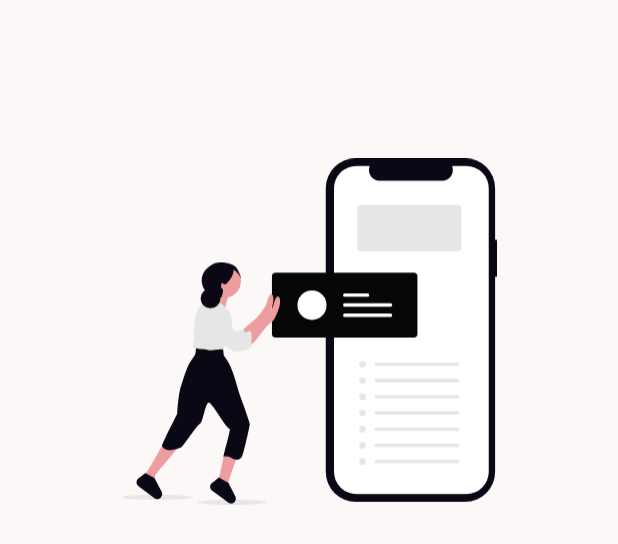
After one commit to rlramlakhan/QuickNote-App, an Android app: the layout item_onboarding.xml on its own in the app's theme, with its tools: preview values and no code run, on a phone screen of 412 x 824 dp. The commit adds this screen. Shown: the top 544 px of the screen. Run offline under Robolectric (Android 15) with nearby library versions, the light colour scheme and no system bars.

Commit message:
add onboarding screen

```diff
--- a/app/build.gradle.kts
+++ b/app/build.gradle.kts
@@ -48,4 +48,5 @@ dependencies {
     testImplementation(libs.junit)
     androidTestImplementation(libs.androidx.junit)
     androidTestImplementation(libs.androidx.espresso.core)
+    implementation(libs.androidx.viewpager2)
 }
--- a/app/src/main/AndroidManifest.xml
+++ b/app/src/main/AndroidManifest.xml
@@ -12,7 +12,10 @@
         android:supportsRtl="true"
         android:theme="@style/Theme.QuickNote">
         <activity
-            android:name=".view.activities.MainActivity"
+            android:name=".view.activities.AuthActivity"
+            android:exported="false" />
+        <activity
+            android:name=".view.activities.OnboardingActivity"
             android:exported="true">
             <intent-filter>
                 <action android:name="android.intent.action.MAIN" />
--- /dev/null
+++ b/app/src/main/res/drawable/ic_screen1.xml
@@ -0,0 +1,120 @@
+<vector xmlns:android="http://schemas.android.com/apk/res/android"
+    android:width="800.69dp"
+    android:height="739.72dp"
+    android:viewportWidth="800.69"
+    android:viewportHeight="739.72">
+  <path
+      android:pathData="M800.69,174.26h-4.03L796.66,63.88A63.88,63.88 0,0 0,732.77 0L498.93,0a63.88,63.88 0,0 0,-63.88 63.88v605.52a63.88,63.88 0,0 0,63.88 63.88L732.77,733.29a63.88,63.88 0,0 0,63.88 -63.88L796.66,252.82L800.69,252.82Z"
+      android:fillColor="#090814"/>
+  <path
+      android:pathData="M735.36,16.62L704.84,16.62a22.67,22.67 0,0 1,-20.99 31.23L549.88,47.85a22.67,22.67 0,0 1,-20.99 -31.23h-28.5a47.71,47.71 0,0 0,-47.71 47.71L452.68,668.97a47.71,47.71 0,0 0,47.71 47.71h234.97a47.71,47.71 0,0 0,47.71 -47.71L783.06,64.33a47.71,47.71 0,0 0,-47.7 -47.71Z"
+      android:fillColor="#fff"/>
+  <path
+      android:pathData="M510.07,99.65L716.39,99.65A8,8 0,0 1,724.39 107.65L724.39,190.58A8,8 0,0 1,716.39 198.58L510.07,198.58A8,8 0,0 1,502.07 190.58L502.07,107.65A8,8 0,0 1,510.07 99.65z"
+      android:fillColor="#e6e6e6"/>
+  <path
+      android:pathData="M506.55,440.05a7.11,7.11 0,1 0,14.22 0a7.11,7.11 0,1 0,-14.22 0z"
+      android:fillColor="#e6e6e6"/>
+  <path
+      android:pathData="M542.96,436.37a3.68,3.68 0,1 0,0 7.36L716.52,443.74a3.68,3.68 0,1 0,0.12 -7.36L542.96,436.37Z"
+      android:fillColor="#e6e6e6"/>
+  <path
+      android:pathData="M506.55,474.59a7.11,7.11 0,1 0,14.22 0a7.11,7.11 0,1 0,-14.22 0z"
+      android:fillColor="#e6e6e6"/>
+  <path
+      android:pathData="M542.96,470.91a3.68,3.68 0,1 0,0 7.36L716.52,478.27a3.68,3.68 0,1 0,0.12 -7.36L542.96,470.91Z"
+      android:fillColor="#e6e6e6"/>
+  <path
+      android:pathData="M506.55,509.12a7.11,7.11 0,1 0,14.22 0a7.11,7.11 0,1 0,-14.22 0z"
+      android:fillColor="#e6e6e6"/>
+  <path
+      android:pathData="M542.96,505.44a3.68,3.68 0,1 0,0 7.36L716.52,512.8a3.68,3.68 0,1 0,0.12 -7.36L542.96,505.44Z"
+      android:fillColor="#e6e6e6"/>
+  <path
+      android:pathData="M506.55,543.65a7.11,7.11 0,1 0,14.22 0a7.11,7.11 0,1 0,-14.22 0z"
+      android:fillColor="#e6e6e6"/>
+  <path
+      android:pathData="M542.96,539.97a3.68,3.68 0,1 0,0 7.36L716.52,547.33a3.68,3.68 0,0 0,0.12 -7.36L542.96,539.97Z"
+      android:fillColor="#e6e6e6"/>
+  <path
+      android:pathData="M506.55,578.19a7.11,7.11 0,1 0,14.22 0a7.11,7.11 0,1 0,-14.22 0z"
+      android:fillColor="#e6e6e6"/>
+  <path
+      android:pathData="M542.96,574.51a3.68,3.68 0,1 0,0 7.36L716.52,581.87a3.68,3.68 0,1 0,0.12 -7.36L542.96,574.51Z"
+      android:fillColor="#e6e6e6"/>
+  <path
+      android:pathData="M506.55,612.72a7.11,7.11 0,1 0,14.22 0a7.11,7.11 0,1 0,-14.22 0z"
+      android:fillColor="#e6e6e6"/>
+  <path
+      android:pathData="M542.96,609.04a3.68,3.68 0,1 0,0 7.36L716.52,616.4a3.68,3.68 0,1 0,0.12 -7.36L542.96,609.04Z"
+      android:fillColor="#e6e6e6"/>
+  <path
+      android:pathData="M506.55,647.25a7.11,7.11 0,1 0,14.22 0a7.11,7.11 0,1 0,-14.22 0z"
+      android:fillColor="#e6e6e6"/>
+  <path
+      android:pathData="M542.96,643.57a3.68,3.68 0,1 0,0 7.36L716.52,650.93a3.68,3.68 0,1 0,0.12 -7.36L542.96,643.57Z"
+      android:fillColor="#e6e6e6"/>
+  <path
+      android:pathData="M0,723.41a74.46,5.68 0,1 0,148.92 0a74.46,5.68 0,1 0,-148.92 0z"
+      android:fillColor="#e6e6e6"/>
+  <path
+      android:pathData="M160.63,734.04a74.46,5.68 0,1 0,148.92 0a74.46,5.68 0,1 0,-148.92 0z"
+      android:fillColor="#e6e6e6"/>
+  <path
+      android:pathData="M328.17,244.32L622.78,244.32A8,8 0,0 1,630.78 252.32L630.78,374.61A8,8 0,0 1,622.78 382.61L328.17,382.61A8,8 0,0 1,320.17 374.61L320.17,252.32A8,8 0,0 1,328.17 244.32z"
+      android:fillColor="#060607"/>
+  <path
+      android:pathData="M405.64,313.6m-30.98,0a30.98,30.98 0,1 1,61.95 0a30.98,30.98 0,1 1,-61.95 0"
+      android:fillColor="#fff"/>
+  <path
+      android:pathData="M475.56,309.48a3.62,3.62 0,1 0,0 7.24L573.36,316.73a3.62,3.62 0,1 0,0.12 -7.24L475.56,309.48Z"
+      android:fillColor="#fff"/>
+  <path
+      android:pathData="M475.56,288.5a3.62,3.62 0,1 0,0 7.24h48.84a3.62,3.62 0,1 0,0.12 -7.24L475.56,288.5Z"
+      android:fillColor="#fff"/>
+  <path
+      android:pathData="M475.56,331.46a3.62,3.62 0,1 0,0 7.24L573.36,338.71a3.62,3.62 0,1 0,0.12 -7.24L475.56,331.46Z"
+      android:fillColor="#fff"/>
+  <path
+      android:pathData="M167.81,550.83c0.4,9.88 -5.91,18.64 -11.82,26.51 -2.69,3.69 -27.74,28.67 -35.3,39.59 -1.83,2.65 -46.8,54.55 -49.1,59.36a22.81,22.81 0,0 0,-1.34 3.53c-1.35,4.61 -1.41,9.57 -1.29,14.49v3.44c0.24,7.5 0.58,15.04 2.36,22.31 0.26,1.06 0.56,2.14 0.71,3.21a10.34,10.34 0,0 1,-1.35 -1.05L46.26,704.09l-1.52,-1.13c-1.56,-4.51 -3.04,-9.08 -4.7,-13.53 -0.99,-2.65 0.07,-5.67 1.82,-7.88a44.57,44.57 0,0 1,6.24 -5.7,36.65 36.65,0 0,0 4.61,-5.86C69.56,645.43 117.06,557.36 120.52,539.63a40.54,40.54 0,0 1,13.83 -0.18l24.38,3.24c2.63,0.35 5.52,0.84 7.23,2.86A8.91,8.91 0,0 1,167.81 550.83Z"
+      android:fillColor="#ed9da0"/>
+  <path
+      android:pathData="M271.88,570.97a26.07,26.07 0,0 1,-3.82 10.35c-2.51,3.82 -31.28,77.83 -40.23,108.39 -1.64,5.61 -0.78,11.04 -0.96,12.92 -0.14,1.56 -0.27,3.12 -0.39,4.67 -0.17,1.93 -0.3,3.85 -0.44,5.77 -0.37,5.07 -0.69,10.4 1.45,15.01 0.84,1.82 2.1,3.39 2.66,5.21A10.31,10.31 0,0 1,227.87 731.68l-24.44,-18.14a112.15,112.15 0,0 1,-4.6 -17.34c-0.62,-3.34 -0.91,-7.18 1.18,-9.75a4.61,4.61 0,0 1,0.39 -0.45,10.75 10.75,0 0,1 2.27,-1.63 18.9,18.9 0,0 0,2.17 -1.39,8.19 8.19,0 0,0 1.39,-1.39c2.01,-2.48 2.73,-5.97 3.33,-9.24 2.36,-13.4 22.38,-95.63 22,-97.66 -0.41,-2 -11.78,-21.15 -19.58,-25.41A89.27,89.27 0,0 1,239.26 533.66a10.79,10.79 0,0 1,5.61 -0.96,9.3 9.3,0 0,1 2.91,1.18c5.35,3 9.45,7.73 13.38,12.46C267.01,553.45 272.86,561.82 271.88,570.97Z"
+      android:fillColor="#ed9da0"/>
+  <path
+      android:pathData="M217.35,637.14c-2.98,1.53 16.72,-60.44 12.35,-59.76 -6.56,1.02 -37.38,-56.15 -44.41,-55.48 -8.45,0.81 -12.06,45.86 -20.41,46.08 -3.38,0.09 -35.09,47.75 -39.09,49.26 -27.56,10.39 -34.91,5.02 -40.15,-2.4 -3.21,-0.78 32.34,-68.37 32.33,-70.21 0,-3.21 2.32,-40.91 7.82,-57.61 1.37,-4.15 2.36,-8.4 3.91,-12.5 6.69,-18.48 9.56,-32.66 21.78,-48.05a28.74,28.74 0,0 0,4.56 -7.2,31.38 31.38,0 0,0 1.62,-9.73l0.67,-11.57c18.12,-0.85 35.71,-0.51 53.44,3.32a3.63,3.63 0,0 1,3.73 3.52v0.03q1.03,6.35 1.44,12.75a10.53,10.53 0,0 0,0.4 2.79,11.57 11.57,0 0,0 1.91,3.15c10.26,13.45 16.54,29.54 21.51,45.66s8.91,32.69 15.15,48.45c2.15,5.44 16.31,44.51 16.88,50.34 0.52,0.39 -13.34,63.63 -16.88,69.15C244.94,654.31 229.58,630.89 217.35,637.14Z"
+      android:fillColor="#090814"/>
+  <path
+      android:pathData="M278.43,348.72c3.12,-2.63 6.24,-5.28 9.1,-8.19a124.73,124.73 0,0 0,11.16 -13.64c3.62,-4.93 7.21,-9.97 9.45,-15.67 2.54,-6.52 3.32,-13.94 7.74,-19.36a4.43,4.43 0,0 1,2 -1.56c2.52,-0.79 4.4,2.36 4.88,4.97 2.36,12.79 -3.27,25.55 -8.76,37.34 -1.81,3.89 -3.7,7.88 -6.83,10.82a64.03,64.03 0,0 1,-5.38 4.12,56.29 56.29,0 0,0 -7.61,7.49q-5.91,6.71 -11.24,13.91c-4.41,5.91 -8.54,12.1 -13.77,17.31s-11.76,9.45 -19.07,10.48c2.09,-0.28 1.41,-12.56 1.18,-14.11 -0.32,-2.24 -1.86,-4.89 -1.9,-7.09 -0.06,-2.69 1.04,-3.08 3.26,-4.97Z"
+      android:fillColor="#ed9da0"/>
+  <path
+      android:pathData="M190.72,271.39s-7.09,35.45 -15.36,41.36 44.91,13 44.91,13 1.18,-28.36 15.36,-41.36S190.72,271.39 190.72,271.39Z"
+      android:fillColor="#ed9da0"/>
+  <path
+      android:pathData="M238.37,412.17a15.84,15.84 0,0 0,5.42 0.71,42.54 42.54,0 0,0 17.92,-4.17 3.3,3.3 0,0 0,1.35 -0.97,3.62 3.62,0 0,0 0.06,-2.9c-3.33,-13.47 3.1,-28.75 -3.29,-41.06 -6.94,2.26 -14.55,4.73 -21.48,6.93a7.86,7.86 0,0 1,-3.36 0.57,7.09 7.09,0 0,1 -3.62,-1.97c-7.52,-6.5 -12.26,-15.55 -16.54,-24.5s-8.5,-18.17 -15.26,-25.45 -13.08,-11.13 -22.96,-10.08a14.82,14.82 0,0 0,-9.08 4.84c-5.58,6 -6.69,15.14 -4.73,23.1s6.46,15.02 11.14,21.74c6.1,8.77 12.66,17.41 21.13,23.92a159.26,159.26 0,0 0,14.25 9.21"
+      android:fillColor="#e6e6e6"/>
+  <path
+      android:pathData="M218.49,262.52m-35.45,0a35.45,35.45 0,1 1,70.9 0a35.45,35.45 0,1 1,-70.9 0"
+      android:fillColor="#ed9da0"/>
+  <path
+      android:pathData="M232.67,364.56c-10.66,12.57 -12.91,28.62 -15.09,44.47 -10.71,-3.63 -22.57,2.46 -33.66,0.24a42.61,42.61 0,0 0,-17.3 -2.01c-4.1,-0.39 -8.17,-2.97 -12.08,-1.65 -6.5,4.12 -0.17,-21.4 -0.56,-28.81C150.59,251.7 252.04,312.55 232.67,364.56Z"
+      android:fillColor="#e6e6e6"/>
+  <path
+      android:pathData="M292.61,353.45c3.12,-2.63 6.24,-5.28 9.1,-8.19a124.73,124.73 0,0 0,11.16 -13.64c3.62,-4.93 7.21,-9.97 9.45,-15.67 2.54,-6.52 3.32,-13.94 7.74,-19.36a4.43,4.43 0,0 1,2 -1.56c2.52,-0.79 4.4,2.36 4.88,4.97 2.36,12.79 -3.27,25.55 -8.76,37.34 -1.81,3.89 -3.7,7.88 -6.83,10.82a64.04,64.04 0,0 1,-5.38 4.12,56.29 56.29,0 0,0 -7.61,7.49q-5.91,6.71 -11.24,13.91c-4.41,5.91 -8.54,12.1 -13.77,17.31s-11.76,9.45 -19.07,10.48c2.09,-0.28 1.41,-12.56 1.18,-14.11 -0.32,-2.24 -1.86,-4.89 -1.9,-7.09 -0.06,-2.69 1.04,-3.08 3.26,-4.97Z"
+      android:fillColor="#ed9da0"/>
+  <path
+      android:pathData="M190.79,313.99a14.82,14.82 0,0 0,-9.08 4.84c-5.58,6 -6.69,15.14 -4.73,23.1s6.46,15.02 11.14,21.74c6.1,8.77 12.66,17.41 21.13,23.92a159.26,159.26 0,0 0,14.25 9.21c8.16,5.03 16,3.46 23.48,9.45a19.73,19.73 0,0 0,5.55 3.55,15.84 15.84,0 0,0 5.42,0.71c6.2,-0.07 12.32,-3.86 17.92,-6.53a3.3,3.3 0,0 0,1.35 -0.97,3.62 3.62,0 0,0 0.06,-2.9c-3.33,-13.47 3.1,-19.3 -3.29,-31.61 -6.94,2.26 -14.55,4.73 -21.48,6.93a7.86,7.86 0,0 1,-3.36 0.57,7.09 7.09,0 0,1 -3.62,-1.97c-7.52,-6.5 -12.26,-15.55 -16.54,-24.5s-8.5,-18.17 -15.26,-25.45S200.67,312.94 190.79,313.99Z"
+      android:fillColor="#e6e6e6"/>
+  <path
+      android:pathData="M240.16,733.71a10.5,10.5 0,0 1,-12.36 1.94,10.31 10.31,0 0,1 -2.29,-1.61l-24.44,-18.14 -9.69,-7.2a10.26,10.26 0,0 1,-0.15 -14.88l6.43,-5.01 2.66,-2.08 3.57,-2.79 3.12,-2.43 20.02,11.23 0.34,0.66 15.15,29.21a10.53,10.53 0,0 1,-2.35 11.1Z"
+      android:fillColor="#090814"/>
+  <path
+      android:pathData="M82.99,724.26a10.5,10.5 0,0 1,-12.36 1.94,10.96 10.96,0 0,1 -0.94,-0.56 10.34,10.34 0,0 1,-1.35 -1.05l-24.44,-18.14 -1.52,-1.13 -8.17,-6.06a10.26,10.26 0,0 1,-0.15 -14.88l6.43,-5.01 2.66,-2.08 3.57,-2.79 3.12,-2.43 0.51,0.28 17.56,9.84 1.95,1.1 0.34,0.66 15.15,29.21A10.53,10.53 0,0 1,82.99 724.26Z"
+      android:fillColor="#090814"/>
+  <path
+      android:pathData="M253.45,257.38c-2.08,-10.19 -6.66,-12.49 -14.23,-19.7 -1.8,0.25 0.47,9.57 -9.43,22.55 -14.4,18.87 -12.97,1.57 -17.22,7.38 -0.92,1.26 -1.12,5.82 -0.82,7.38 1.2,6.19 8.3,0.15 0.82,21.32 -1.11,1.65 -2.43,1.25 -4.1,1.23 -0.13,0 0.72,-0.16 -2.46,-0.82 -1.52,-0.31 -3.64,-0.68 -6.19,-1.11 -29.59,-4.99 -40.03,-42.32 -17.17,-61.74 5.2,-4.42 10.31,-7.77 14.74,-9.32 13.35,-4.67 43.78,-1.64 49.62,13.53 2.79,7.24 7.29,11.73 6.43,19.29Z"
+      android:fillColor="#090814"/>
+  <path
+      android:pathData="M167.83,299.13a21.1,21.1 0,1 0,42.2 0a21.1,21.1 0,1 0,-42.2 0z"
+      android:fillColor="#090814"/>
+</vector>
--- a/app/src/main/res/layout/activity_main.xml
+++ b/app/src/main/res/layout/activity_auth.xml
@@ -5,4 +5,6 @@
     android:id="@+id/main"
     android:layout_width="match_parent"
     android:layout_height="match_parent"
-    tools:context=".view.activities.MainActivity"/>
+    tools:context=".view.activities.AuthActivity">
+
+</androidx.constraintlayout.widget.ConstraintLayout>
--- /dev/null
+++ b/app/src/main/res/layout/item_onboarding.xml
@@ -0,0 +1,47 @@
+<?xml version="1.0" encoding="utf-8"?>
+<androidx.constraintlayout.widget.ConstraintLayout xmlns:android="http://schemas.android.com/apk/res/android"
+    xmlns:app="http://schemas.android.com/apk/res-auto"
+    android:layout_width="match_parent"
+             android:layout_height="match_parent">
+
+    <ImageView
+        android:id="@+id/ivOnboarding"
+        android:layout_width="250dp"
+        android:layout_height="250dp"
+        android:contentDescription="@string/onboarding_image"
+        app:layout_constraintBottom_toBottomOf="parent"
+        app:layout_constraintEnd_toEndOf="parent"
+        app:layout_constraintStart_toStartOf="parent"
+        app:layout_constraintTop_toTopOf="parent"
+        app:layout_constraintVertical_bias="0.167"
+        app:srcCompat="@drawable/ic_screen1" />
+
+    <TextView
+        android:id="@+id/tvOnboardingTitle"
+        android:layout_width="0dp"
+        android:layout_height="wrap_content"
+        android:gravity="center"
+        android:paddingHorizontal="16dp"
+        android:textColor="?attr/colorPrimary"
+        android:textSize="32sp"
+        android:textStyle="bold"
+        app:layout_constraintBottom_toBottomOf="parent"
+        app:layout_constraintEnd_toEndOf="parent"
+        app:layout_constraintStart_toStartOf="parent"
+        app:layout_constraintTop_toBottomOf="@+id/ivOnboarding"
+        app:layout_constraintVertical_bias="0.32" />
+
+    <TextView
+        android:id="@+id/tvOnboardingDescription"
+        android:layout_width="0dp"
+        android:layout_height="wrap_content"
+        android:gravity="center"
+        android:textColor="?attr/colorSecondary"
+        android:textSize="16sp"
+        android:paddingHorizontal="16dp"
+        app:layout_constraintBottom_toBottomOf="parent"
+        app:layout_constraintEnd_toEndOf="parent"
+        app:layout_constraintStart_toStartOf="parent"
+        app:layout_constraintTop_toBottomOf="@+id/tvOnboardingTitle"
+        app:layout_constraintVertical_bias="0.060000002" />
+</androidx.constraintlayout.widget.ConstraintLayout>
--- a/app/src/main/res/values/strings.xml
+++ b/app/src/main/res/values/strings.xml
@@ -1,4 +1,7 @@
 <?xml version="1.0" encoding="utf-8"?>
 <resources>
     <string name="app_name">QuickNote</string>
+    <string name="onboarding_image">Onboarding Image</string>
+    <string name="skip">Skip</string>
+    <string name="_continue">Continue</string>
 </resources>
--- a/gradle/libs.versions.toml
+++ b/gradle/libs.versions.toml
@@ -9,9 +9,11 @@ appcompat = "1.7.1"
 material = "1.12.0"
 activity = "1.10.1"
 constraintlayout = "2.2.1"
+viewpager2 = "1.1.0"
 
 [libraries]
 androidx-core-ktx = { group = "androidx.core", name = "core-ktx", version.ref = "coreKtx" }
+androidx-viewpager2 = { module = "androidx.viewpager2:viewpager2", version.ref = "viewpager2" }
 junit = { group = "junit", name = "junit", version.ref = "junit" }
 androidx-junit = { group = "androidx.test.ext", name = "junit", version.ref = "junitVersion" }
 androidx-espresso-core = { group = "androidx.test.espresso", name = "espresso-core", version.ref = "espressoCore" }
```
Also changed, not shown: app/src/main/java/com/rl/quicknote/model/entities/OnboardingItem.kt (added, +7 -0 lines), app/src/main/java/com/rl/quicknote/view/activities/AuthActivity.kt (renamed from app/src/main/java/com/rl/quicknote/view/activities/MainActivity.kt, +2 -5 lines), app/src/main/java/com/rl/quicknote/view/activities/OnboardingActivity.kt (added, +86 -0 lines), app/src/main/java/com/rl/quicknote/view/adapters/OnboardingAdapter.kt (added, +34 -0 lines), app/src/main/java/com/rl/quicknote/viewmodel/OnboardingViewModel.kt (added, +14 -0 lines), app/src/main/res/drawable/ic_screen2.xml (added, +121 -0 lines), app/src/main/res/drawable/ic_screen3.xml (added, +87 -0 lines), app/src/main/res/layout/activity_onboarding.xml (added, +46 -0 lines).
